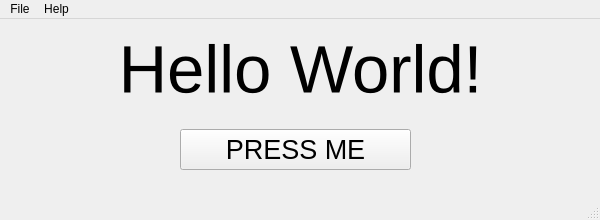
Above: Forms/MainWindow.ui from Tobia-Rossi/TR_Datalogger_Qt_GUI before the change. Below: the same form after it.
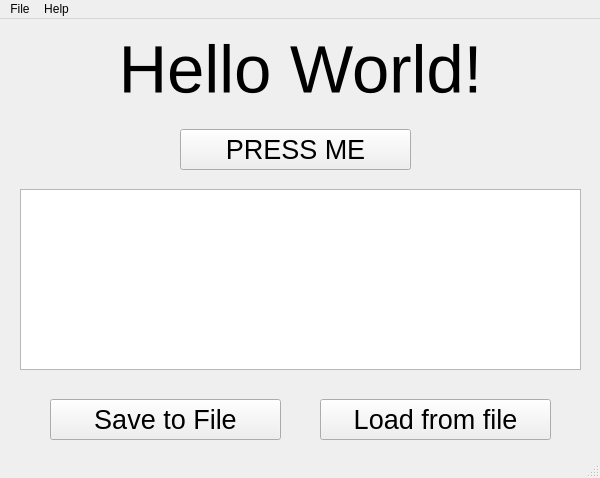
That is the form after the change.

Commit message: M1 - Implemented and tested simple file handle When reception via serial port will be implemented it will be implemented the save of the data gotten from there

Patch:
```diff
--- a/Forms/MainWindow.ui
+++ b/Forms/MainWindow.ui
@@ -7,7 +7,7 @@
     <x>0</x>
     <y>0</y>
     <width>600</width>
-    <height>220</height>
+    <height>478</height>
    </rect>
   </property>
   <property name="sizePolicy">
@@ -24,8 +24,8 @@
   </property>
   <property name="maximumSize">
    <size>
-    <width>600</width>
-    <height>220</height>
+    <width>1920</width>
+    <height>1080</height>
    </size>
   </property>
   <property name="windowTitle">
@@ -82,6 +82,59 @@
      <string>PRESS ME</string>
     </property>
    </widget>
+   <widget class="QTextEdit" name="textEditTestDataInput">
+    <property name="geometry">
+     <rect>
+      <x>20</x>
+      <y>170</y>
+      <width>561</width>
+      <height>181</height>
+     </rect>
+    </property>
+    <property name="font">
+     <font>
+      <pointsize>15</pointsize>
+     </font>
+    </property>
+   </widget>
+   <widget class="QPushButton" name="pushButtonLoadFile">
+    <property name="geometry">
+     <rect>
+      <x>320</x>
+      <y>380</y>
+      <width>231</width>
+      <height>41</height>
+     </rect>
+    </property>
+    <property name="font">
+     <font>
+      <pointsize>20</pointsize>
+      <bold>false</bold>
+     </font>
+    </property>
+    <property name="text">
+     <string>Load from file</string>
+    </property>
+   </widget>
+   <widget class="QPushButton" name="pushButtonWriteToFile">
+    <property name="geometry">
+     <rect>
+      <x>50</x>
+      <y>380</y>
+      <width>231</width>
+      <height>41</height>
+     </rect>
+    </property>
+    <property name="font">
+     <font>
+      <pointsize>20</pointsize>
+      <bold>false</bold>
+     </font>
+    </property>
+    <property name="text">
+     <string>Save to File</string>
+    </property>
+   </widget>
   </widget>
   <widget class="QMenuBar" name="menubar">
    <property name="geometry">
```
Left out of the diff: 29 changed lines with no effect on the pictures. The commit also changes 4 other files.
